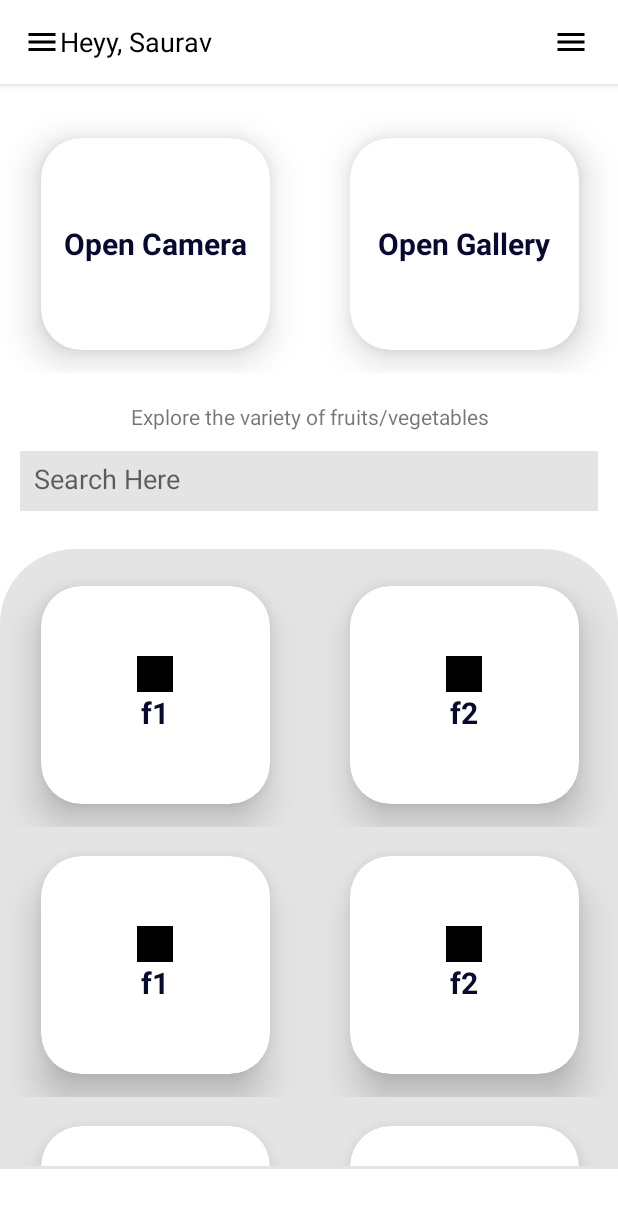
After one commit to sauravkumar-2002/NutraFresh, an Android app: the dashboard screen opened directly, with no data from a screen before it, on a phone screen of 412 x 824 dp. The commit adds this screen. Shown: the top 1208 px of the screen. Run offline under Robolectric (Android 15) with nearby library versions, the phone set to English and light mode, and no system bars.

Commit message:
dashboard along with description page completed

```diff
--- a/app/src/main/java/com/example/nutrafresh/MainActivity.kt
+++ b/app/src/main/java/com/example/nutrafresh/MainActivity.kt
@@ -1,11 +1,21 @@
 package com.example.nutrafresh
 
+import android.content.Intent
+import android.os.Bundle
+import android.widget.TextView
 import androidx.appcompat.app.AppCompatActivity
-import android.os.Bundle
+import com.example.nutrafresh.dashboard.dashboard
+
 
 class MainActivity : AppCompatActivity() {
     override fun onCreate(savedInstanceState: Bundle?) {
         super.onCreate(savedInstanceState)
         setContentView(R.layout.activity_main)
+        var xx=findViewById<TextView>(R.id.check);
+        xx.setOnClickListener {
+            var intent = Intent(this, dashboard::class.java)
+            startActivity(intent)
+        }
+
     }
-}//oouu
+}//oo
--- /dev/null
+++ b/app/src/main/java/com/example/nutrafresh/adapters/fruits_adapter.kt
@@ -0,0 +1,68 @@
+package com.example.nutrafresh.adapters
+
+import android.app.AlertDialog
+import android.content.Context
+import android.content.DialogInterface
+import android.view.LayoutInflater
+import android.view.View
+import android.view.ViewGroup
+import android.widget.ImageView
+import android.widget.TextView
+import androidx.cardview.widget.CardView
+import androidx.recyclerview.widget.RecyclerView
+import com.example.nutrafresh.R
+import com.example.nutrafresh.models.url_model
+
+
+class fruits_adapter(var context: Context) :
+    RecyclerView.Adapter<fruits_adapter.ViewHolder>() {
+    class ViewHolder(itemView: View) : RecyclerView.ViewHolder(itemView) {
+        val ft1Name = itemView.findViewById<TextView>(R.id.ft1_name)
+        val ft2Name = itemView.findViewById<TextView>(R.id.ft2_name)
+        val ft2 = itemView.findViewById<CardView>(R.id.ft2)
+        val ft1 = itemView.findViewById<CardView>(R.id.ft1)
+    }
+    private var url_list = mutableListOf<url_model>()
+    fun seturllist(url_list: List<url_model>) {
+        this.url_list = url_list as MutableList<url_model>
+        notifyDataSetChanged()
+    }
+
+    override fun onCreateViewHolder(parent: ViewGroup, viewType: Int): ViewHolder {
+        val v = LayoutInflater.from(parent.context)
+            .inflate(R.layout.list_item_advertisement, parent, false)
+        return ViewHolder(v)
+    }
+
+    override fun onBindViewHolder(holder: ViewHolder, position: Int) {
+        holder.ft1Name.text = url_list[position].ft1_name
+        holder.ft2Name.text = url_list[position].ft2_name
+        holder.ft1.setOnClickListener {
+            setDialog(context,url_list[position].ft1_name,url_list[position].ft1_desc,url_list[position].ft1_image)
+        }
+        holder.ft2.setOnClickListener {
+            setDialog(context,url_list[position].ft2_name,url_list[position].ft2_desc,url_list[position].ft2_image)
+        }
+    }
+
+    override fun getItemCount(): Int {
+        return url_list.size
+    }
+}
+fun setDialog(context: Context, ft1Name: String, ft1Desc: String, ft1Image: String) {
+    val alertadd = AlertDialog.Builder(context)
+    val factory = LayoutInflater.from(context)
+    val view1: View = factory.inflate(R.layout.activity_details_page, null)
+    var ft_img=view1.findViewById<ImageView>(R.id.ft_img)
+    var ft_name=view1.findViewById<TextView>(R.id.ft_name)
+    var ft_desc=view1.findViewById<TextView>(R.id.ft_desc)
+    ft_img.setImageResource(R.drawable.baseline_menu_24)
+    ft_name.text=ft1Name
+    ft_desc.text=ft1Desc
+    alertadd.setView(view1)
+    alertadd.setNegativeButton("OK", DialogInterface.OnClickListener { dialog, which ->
+        dialog.dismiss()
+    })
+    alertadd.show()
+
+}
--- /dev/null
+++ b/app/src/main/java/com/example/nutrafresh/dashboard/dashboard.kt
@@ -0,0 +1,43 @@
+package com.example.nutrafresh.dashboard
+
+import androidx.appcompat.app.AppCompatActivity
+import android.os.Bundle
+import androidx.recyclerview.widget.LinearLayoutManager
+import androidx.recyclerview.widget.RecyclerView
+import com.example.nutrafresh.R
+import com.example.nutrafresh.adapters.fruits_adapter
+import com.example.nutrafresh.models.url_model
+
+class dashboard : AppCompatActivity() {
+    lateinit var layoutManager: LinearLayoutManager
+    lateinit var adapter: fruits_adapter
+    override fun onCreate(savedInstanceState: Bundle?) {
+        super.onCreate(savedInstanceState)
+        setContentView(R.layout.activity_dashboard)
+        var recv=findViewById<RecyclerView>(R.id.recv)
+        loadRecView(recv);
+    }
+
+    private fun loadRecView(recv: RecyclerView?) {
+        layoutManager = LinearLayoutManager(this)
+        layoutManager.orientation = LinearLayoutManager.VERTICAL
+        adapter = fruits_adapter(this)
+        if (recv != null) {
+            recv.layoutManager = layoutManager
+            recv.adapter = adapter
+        }
+         var url_list = mutableListOf<url_model>()
+        url_list.add(url_model("f1","f2","f1_img","f2_img","f1_desc","f2_desc"));
+        url_list.add(url_model("f1","f2","f1_img","f2_img","f1_desc","f2_desc"));
+        url_list.add(url_model("f1","f2","f1_img","f2_img","f1_desc","f2_desc"));
+        url_list.add(url_model("f1","f2","f1_img","f2_img","f1_desc","f2_desc"));
+        url_list.add(url_model("f1","f2","f1_img","f2_img","f1_desc","f2_desc"));
+        url_list.add(url_model("f1","f2","f1_img","f2_img","f1_desc","f2_desc"));
+        url_list.add(url_model("f1","f2","f1_img","f2_img","f1_desc","f2_desc"));
+        url_list.add(url_model("f1","f2","f1_img","f2_img","f1_desc","f2_desc"));
+        url_list.add(url_model("f1","f2","f1_img","f2_img","f1_desc","f2_desc"));
+        adapter.seturllist(url_list);
+    }
+
+
+}
--- /dev/null
+++ b/app/src/main/java/com/example/nutrafresh/details_page.kt
@@ -0,0 +1,11 @@
+package com.example.nutrafresh
+
+import androidx.appcompat.app.AppCompatActivity
+import android.os.Bundle
+
+class details_page : AppCompatActivity() {
+    override fun onCreate(savedInstanceState: Bundle?) {
+        super.onCreate(savedInstanceState)
+        setContentView(R.layout.activity_details_page)
+    }
+}
--- /dev/null
+++ b/app/src/main/java/com/example/nutrafresh/frshness_page.kt
@@ -0,0 +1,11 @@
+package com.example.nutrafresh
+
+import androidx.appcompat.app.AppCompatActivity
+import android.os.Bundle
+
+class frshness_page : AppCompatActivity() {
+    override fun onCreate(savedInstanceState: Bundle?) {
+        super.onCreate(savedInstanceState)
+        setContentView(R.layout.activity_frshness_page)
+    }
+}
--- /dev/null
+++ b/app/src/main/java/com/example/nutrafresh/models/url_model.kt
@@ -0,0 +1,10 @@
+package com.example.nutrafresh.models
+
+data class url_model(
+    var ft1_name:String,
+    var ft2_name:String,
+    var ft1_image:String,
+    var ft2_image:String,
+    var ft1_desc:String,
+    var ft2_desc:String,
+)
--- /dev/null
+++ b/app/src/main/res/drawable/baseline_menu_24.xml
@@ -0,0 +1,5 @@
+<vector android:height="24dp" android:tint="#000000"
+    android:viewportHeight="24" android:viewportWidth="24"
+    android:width="24dp" xmlns:android="http://schemas.android.com/apk/res/android">
+    <path android:fillColor="@android:color/white" android:pathData="M3,18h18v-2L3,16v2zM3,13h18v-2L3,11v2zM3,6v2h18L21,6L3,6z"/>
+</vector>
--- /dev/null
+++ b/app/src/main/res/drawable/card_edge.xml
@@ -0,0 +1,6 @@
+<?xml version="1.0" encoding="utf-8"?>
+<shape xmlns:android="http://schemas.android.com/apk/res/android"
+    >
+    <stroke
+        android:width="2dp"/>
+</shape>
--- /dev/null
+++ b/app/src/main/res/drawable/layout_border.xml
@@ -0,0 +1,12 @@
+<?xml version="1.0" encoding="utf-8"?>
+<shape xmlns:android="http://schemas.android.com/apk/res/android"
+    android:shape="rectangle">
+    <corners
+        android:topLeftRadius="50dp"
+        android:topRightRadius="50dp"
+        android:bottomRightRadius="0dp"
+        android:bottomLeftRadius="0dp" />
+
+    <solid
+        android:color="#1DA1F2"/>
+</shape>
--- /dev/null
+++ b/app/src/main/res/drawable/layout_border_white.xml
@@ -0,0 +1,16 @@
+<?xml version="1.0" encoding="utf-8"?>
+
+
+
+
+<shape xmlns:android="http://schemas.android.com/apk/res/android"
+    android:shape="rectangle">
+    <corners
+        android:topLeftRadius="50dp"
+        android:topRightRadius="50dp"
+        android:bottomRightRadius="0dp"
+        android:bottomLeftRadius="0dp" />
+
+    <solid
+        android:color="#E4E4E4"/>
+</shape>
--- /dev/null
+++ b/app/src/main/res/layout/activity_dashboard.xml
@@ -0,0 +1,171 @@
+<?xml version="1.0" encoding="utf-8"?>
+<androidx.constraintlayout.widget.ConstraintLayout xmlns:android="http://schemas.android.com/apk/res/android"
+    xmlns:app="http://schemas.android.com/apk/res-auto"
+    xmlns:tools="http://schemas.android.com/tools"
+    android:layout_width="match_parent"
+    android:layout_height="match_parent"
+    tools:context=".dashboard.dashboard">
+    <ScrollView
+        android:layout_width="match_parent"
+        android:layout_height="match_parent">
+
+        <LinearLayout
+            android:layout_width="match_parent"
+            android:layout_height="match_parent"
+            android:orientation="vertical">
+
+            <androidx.appcompat.widget.Toolbar
+                android:id="@+id/my_toolbar"
+                android:layout_width="match_parent"
+                android:layout_height="?attr/actionBarSize"
+                android:background="@color/white"
+                android:elevation="4dp"
+                android:theme="@style/ThemeOverlay.AppCompat.ActionBar"
+                app:popupTheme="@style/ThemeOverlay.AppCompat.Light">
+                <ImageView
+                    android:id="@+id/logo"
+                    android:layout_width="wrap_content"
+                    android:layout_height="wrap_content"
+                    android:layout_gravity="left"
+                    android:src="@drawable/baseline_menu_24"/>
+                <TextView
+                    android:layout_width="wrap_content"
+                    android:layout_height="wrap_content"
+                    android:text="Heyy, Saurav"
+                    android:textColor="@color/black"
+                    android:textSize="18sp" />
+
+                <ImageView
+                    android:id="@+id/extra_appointment"
+                    android:layout_width="wrap_content"
+                    android:layout_height="wrap_content"
+                    android:layout_gravity="right"
+                    android:layout_marginRight="19dp"
+                    android:src="@drawable/baseline_menu_24"
+
+                    />
+
+
+            </androidx.appcompat.widget.Toolbar>
+
+
+
+
+
+            <LinearLayout
+                android:layout_width="match_parent"
+                android:layout_height="723dp"
+
+                android:orientation="vertical">
+                <LinearLayout
+                    android:layout_width="match_parent"
+                    android:layout_height="310dp"
+                    android:orientation="vertical">
+
+                    <androidx.appcompat.widget.LinearLayoutCompat
+                        android:layout_width="match_parent"
+                        android:layout_height="match_parent"
+                        android:layout_weight="1"
+                        android:orientation="horizontal">
+
+
+                        <androidx.cardview.widget.CardView
+                            android:id="@+id/camera"
+                            android:layout_width="match_parent"
+                            android:layout_height="match_parent"
+                            android:layout_marginLeft="27dp"
+                            android:layout_marginTop="36dp"
+                            android:layout_marginRight="26dp"
+                            android:layout_marginBottom="15dp"
+                            android:layout_weight="1"
+                            android:background="@drawable/card_edge"
+                            android:onClick="active_chats"
+                            app:cardCornerRadius="27dp"
+                            app:cardElevation="15dp"
+
+                            >
+
+                            <TextView
+                                android:layout_width="wrap_content"
+                                android:layout_height="wrap_content"
+                                android:layout_gravity="center"
+                                android:text="Open Camera"
+                                android:textAlignment="center"
+                                android:textColor="#070931"
+                                android:textSize="20sp"
+                                android:textStyle="bold" />
+
+
+                        </androidx.cardview.widget.CardView>
+
+                        <androidx.cardview.widget.CardView
+                            android:id="@+id/gallery"
+                            android:layout_width="match_parent"
+                            android:layout_height="match_parent"
+                            android:layout_marginLeft="27dp"
+                            android:layout_marginTop="36dp"
+                            android:layout_marginRight="26dp"
+                            android:layout_marginBottom="15dp"
+                            android:layout_weight="1"
+                            android:onClick="find_your_doctors"
+                            app:cardCornerRadius="27dp"
+                            app:cardElevation="15dp">
+
+                            <TextView
+                                android:layout_width="wrap_content"
+                                android:layout_height="wrap_content"
+                                android:layout_gravity="center"
+                                android:text="Open Gallery"
+                                android:textAlignment="center"
+                                android:textColor="#070931"
+                                android:textSize="20sp"
+                                android:textStyle="bold" />
+
+
+                        </androidx.cardview.widget.CardView>
+                    </androidx.appcompat.widget.LinearLayoutCompat>
+
+                    <TextView
+                        android:layout_width="match_parent"
+                        android:layout_height="wrap_content"
+                        android:gravity="center"
+                        android:layout_marginTop="19dp"
+                        android:text="Explore the variety of fruits/vegetables"/>
+                    <EditText
+                        android:layout_width="match_parent"
+                        android:layout_height="40dp"
+                        android:layout_marginHorizontal="13dp"
+                        android:id="@+id/search"
+                        android:padding="9dp"
+                        android:hint="Search Here"
+                        android:background="#E4E4E4"
+                        android:layout_marginTop="13dp"
+                        android:layout_marginBottom="25dp"
+                        />
+
+                </LinearLayout>
+                <LinearLayout
+                    android:layout_width="match_parent"
+                    android:layout_height="wrap_content"
+                    android:background="@drawable/layout_border_white"
+                    android:orientation="vertical">
+                <androidx.recyclerview.widget.RecyclerView
+                    android:id="@+id/recv"
+                    android:layout_width="match_parent"
+
+                    android:layout_height="wrap_content"
+                    android:layout_marginTop="5dp"
+                    android:layout_marginBottom="2dp" />
+                </LinearLayout>
+
+
+
+
+            </LinearLayout>
+
+
+        </LinearLayout>
+    </ScrollView>
+
+
+</androidx.constraintlayout.widget.ConstraintLayout>
--- /dev/null
+++ b/app/src/main/res/layout/activity_details_page.xml
@@ -0,0 +1,58 @@
+<?xml version="1.0" encoding="utf-8"?>
+<androidx.constraintlayout.widget.ConstraintLayout xmlns:android="http://schemas.android.com/apk/res/android"
+    xmlns:app="http://schemas.android.com/apk/res-auto"
+    xmlns:tools="http://schemas.android.com/tools"
+    android:layout_width="match_parent"
+    android:layout_height="match_parent"
+    tools:context=".details_page">
+    <ScrollView
+        android:layout_width="match_parent"
+        android:layout_height="match_parent"
+        android:layout_margin="24dp">
+
+        <LinearLayout
+            android:layout_width="match_parent"
+            android:layout_height="match_parent"
+            android:orientation="vertical">
+
+
+                <TextView
+                    android:id="@+id/ft_name"
+                    android:layout_width="wrap_content"
+                    android:layout_height="wrap_content"
+                    android:text="Fruit Name"
+                    android:layout_gravity="center"
+                    android:textColor="@color/black"
+                    android:textSize="18sp" />
+
+                <ImageView
+                    android:id="@+id/ft_img"
+                    android:layout_width="match_parent"
+                    android:layout_marginTop="21dp"
+                    android:layout_marginBottom="23dp"
+                    android:layout_height="254dp"
+                    android:layout_gravity="center"
+                    android:src="@drawable/baseline_menu_24"
+                    />
+            <LinearLayout
+                android:layout_width="match_parent"
+                android:layout_height="match_parent"
+                android:background="#F4F4F4"
+                android:orientation="vertical">
+                <TextView
+                    android:id="@+id/ft_desc"
+                    android:layout_width="wrap_content"
+                    android:layout_height="wrap_content"
+                    android:text="Fruit desc"
+                    android:layout_gravity="center"
+                    android:textColor="@color/black"
+                    android:textSize="18sp" />
+
+            </LinearLayout>
+
+
+        </LinearLayout>
+    </ScrollView>
+
+
+</androidx.constraintlayout.widget.ConstraintLayout>
--- /dev/null
+++ b/app/src/main/res/layout/activity_frshness_page.xml
@@ -0,0 +1,9 @@
+<?xml version="1.0" encoding="utf-8"?>
+<androidx.constraintlayout.widget.ConstraintLayout xmlns:android="http://schemas.android.com/apk/res/android"
+    xmlns:app="http://schemas.android.com/apk/res-auto"
+    xmlns:tools="http://schemas.android.com/tools"
+    android:layout_width="match_parent"
+    android:layout_height="match_parent"
+    tools:context=".frshness_page">
+
+</androidx.constraintlayout.widget.ConstraintLayout>
--- a/app/src/main/res/layout/activity_main.xml
+++ b/app/src/main/res/layout/activity_main.xml
@@ -7,12 +7,14 @@
     tools:context=".MainActivity">
 
     <TextView
+        android:id="@+id/check"
         android:layout_width="wrap_content"
         android:layout_height="wrap_content"
         android:text="Hello World!"
         app:layout_constraintBottom_toBottomOf="parent"
         app:layout_constraintEnd_toEndOf="parent"
         app:layout_constraintStart_toStartOf="parent"
+
         app:layout_constraintTop_toTopOf="parent" />
 
 </androidx.constraintlayout.widget.ConstraintLayout>
--- /dev/null
+++ b/app/src/main/res/layout/list_item_advertisement.xml
@@ -0,0 +1,93 @@
+<?xml version="1.0" encoding="utf-8"?>
+<LinearLayout xmlns:android="http://schemas.android.com/apk/res/android"
+    xmlns:app="http://schemas.android.com/apk/res-auto"
+    android:layout_width="match_parent"
+    android:layout_height="wrap_content"
+    android:orientation="vertical">
+
+        <androidx.appcompat.widget.LinearLayoutCompat
+            android:layout_width="match_parent"
+            android:layout_height="180dp"
+            android:layout_weight="1"
+            android:orientation="horizontal">
+
+
+            <androidx.cardview.widget.CardView
+                android:id="@+id/ft1"
+                android:layout_width="match_parent"
+                android:layout_height="match_parent"
+                android:layout_marginLeft="27dp"
+                android:layout_marginTop="19dp"
+                android:layout_marginRight="26dp"
+                android:layout_marginBottom="15dp"
+                android:layout_weight="1"
+                android:background="@drawable/card_edge"
+                app:cardCornerRadius="27dp"
+                app:cardElevation="15dp"
+
+                >
+
+                <LinearLayout
+                    android:layout_width="match_parent"
+                    android:layout_height="match_parent"
+                    android:gravity="center"
+                    android:orientation="vertical">
+                    <ImageView
+                        android:id="@+id/ft1_img"
+                        android:layout_width="24dp"
+                        android:layout_height="24dp"
+                        android:src="@color/black"
+                        />
+                    <TextView
+                        android:layout_width="wrap_content"
+                        android:layout_height="wrap_content"
+                        android:layout_gravity="center"
+                        android:text="Fruit 1"
+                        android:id="@+id/ft1_name"
+                        android:textAlignment="center"
+                        android:textColor="#070931"
+                        android:textSize="20sp"
+                        android:textStyle="bold" />
+                </LinearLayout>
+
+
+            </androidx.cardview.widget.CardView>
+
+            <androidx.cardview.widget.CardView
+                android:id="@+id/ft2"
+                android:layout_width="match_parent"
+                android:layout_height="match_parent"
+                android:layout_marginLeft="27dp"
+                android:layout_marginTop="19dp"
+                android:layout_marginRight="26dp"
+                android:layout_marginBottom="15dp"
+                android:layout_weight="1"
+                app:cardCornerRadius="27dp"
+                app:cardElevation="15dp">
+
+                <LinearLayout
+                    android:layout_width="match_parent"
+                    android:layout_height="match_parent"
+                    android:gravity="center"
+                    android:orientation="vertical">
+                    <ImageView
+                        android:id="@+id/ft2_img"
+                        android:layout_width="24dp"
+                        android:layout_height="24dp"
+                        android:src="@color/black"
+                        />
+                    <TextView
+                        android:layout_width="wrap_content"
+                        android:layout_height="wrap_content"
+                        android:layout_gravity="center"
+                        android:id="@+id/ft2_name"
+                        android:text="fruit 2"
+                        android:textAlignment="center"
+                        android:textColor="#070931"
+                        android:textSize="20sp"
+                        android:textStyle="bold" />
+                </LinearLayout>
+
+            </androidx.cardview.widget.CardView>
+        </androidx.appcompat.widget.LinearLayoutCompat>
+    </LinearLayout>
--- a/app/src/main/res/values/themes.xml
+++ b/app/src/main/res/values/themes.xml
@@ -1,6 +1,6 @@
 <resources xmlns:tools="http://schemas.android.com/tools">
     <!-- Base application theme. -->
-    <style name="Theme.NutraFresh" parent="Theme.MaterialComponents.DayNight.DarkActionBar">
+    <style name="Theme.NutraFresh" parent="Theme.MaterialComponents.DayNight.NoActionBar">
         <!-- Primary brand color. -->
         <item name="colorPrimary">@color/purple_500</item>
         <item name="colorPrimaryVariant">@color/purple_700</item>
```
Also changed, not shown: app/build.gradle (+7 -1 lines), app/src/main/AndroidManifest.xml (+9 -0 lines).
